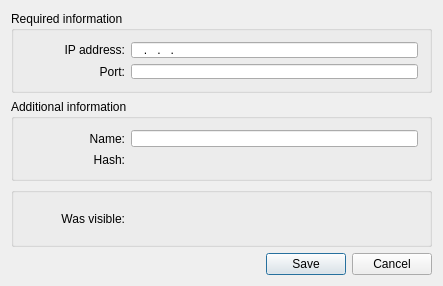
Above: src/add_friend.ui from qmule/qmule before the change. Below: the same form after it.
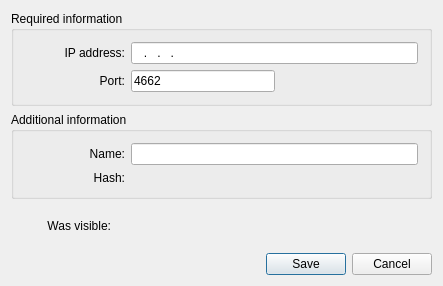
That is the form after the change. Icons and pictures are not drawn.

Commit message: Refactor add_friends dialog

The edit to the form file:
```diff
--- a/src/add_friend.ui
+++ b/src/add_friend.ui
@@ -35,42 +35,16 @@
    <iconset resource="Icons/emule/emule.qrc">
     <normaloff>:/emule/users/UserAdd.ico</normaloff>:/emule/users/UserAdd.ico</iconset>
   </property>
-  <layout class="QVBoxLayout" name="verticalLayout">
+  <layout class="QVBoxLayout" name="verticalLayout_3">
    <item>
-    <widget class="QGroupBox" name="groupBox">
+    <widget class="QGroupBox" name="groupBox_4">
      <property name="title">
       <string>Required information</string>
      </property>
-     <property name="flat">
-      <bool>false</bool>
-     </property>
-     <property name="checkable">
-      <bool>false</bool>
-     </property>
-     <layout class="QGridLayout" name="gridLayout">
-      <item row="1" column="0">
-       <widget class="QLabel" name="label_2">
-        <property name="minimumSize">
-         <size>
-          <width>100</width>
-          <height>0</height>
-         </size>
-        </property>
-        <property name="maximumSize">
-         <size>
-          <width>100</width>
-          <height>16777215</height>
-         </size>
-        </property>
-        <property name="text">
-         <string>Port:</string>
-        </property>
-        <property name="alignment">
-         <set>Qt::AlignRight|Qt::AlignTrailing|Qt::AlignVCenter</set>
-        </property>
-       </widget>
-      </item>
-      <item row="0" column="0">
+     <layout class="QVBoxLayout" name="verticalLayout">
+      <item>
+       <layout class="QHBoxLayout" name="horizontalLayout_2">
+        <item>
        <widget class="QLabel" name="label">
         <property name="minimumSize">
          <size>
@@ -92,7 +66,7 @@
         </property>
        </widget>
       </item>
-      <item row="0" column="2">
+        <item>
        <widget class="QLineEdit" name="editIP">
         <property name="sizePolicy">
          <sizepolicy hsizetype="Expanding" vsizetype="Preferred">
@@ -105,48 +79,84 @@
         </property>
        </widget>
       </item>
-      <item row="1" column="2">
+       </layout>
+      </item>
+      <item>
+       <layout class="QHBoxLayout" name="horizontalLayout_4">
+        <item>
+         <widget class="QLabel" name="label_2">
+          <property name="minimumSize">
+           <size>
+            <width>100</width>
+            <height>0</height>
+           </size>
+          </property>
+          <property name="maximumSize">
+           <size>
+            <width>100</width>
+            <height>16777215</height>
+           </size>
+          </property>
+          <property name="text">
+           <string>Port:</string>
+          </property>
+          <property name="alignment">
+           <set>Qt::AlignRight|Qt::AlignTrailing|Qt::AlignVCenter</set>
+          </property>
+         </widget>
+        </item>
+        <item>
        <widget class="QLineEdit" name="editPort">
+          <property name="enabled">
+           <bool>true</bool>
+          </property>
         <property name="sizePolicy">
          <sizepolicy hsizetype="Expanding" vsizetype="Preferred">
           <horstretch>0</horstretch>
           <verstretch>0</verstretch>
          </sizepolicy>
         </property>
-       </widget>
-      </item>
-     </layout>
+          <property name="minimumSize">
+           <size>
+            <width>0</width>
+            <height>18</height>
+           </size>
+          </property>
+          <property name="text">
+           <string>4662</string>
+          </property>
+          <property name="maxLength">
+           <number>6</number>
+          </property>
+         </widget>
+        </item>
+        <item>
+         <spacer name="horizontalSpacer">
+          <property name="orientation">
+           <enum>Qt::Horizontal</enum>
+          </property>
+          <property name="sizeHint" stdset="0">
+           <size>
+            <width>40</width>
+            <height>20</height>
+           </size>
+          </property>
+         </spacer>
+        </item>
+       </layout>
+      </item>
+     </layout>
     </widget>
    </item>
    <item>
-    <widget class="QGroupBox" name="groupBox_2">
+    <widget class="QGroupBox" name="groupBox">
      <property name="title">
       <string>Additional information</string>
      </property>
-     <layout class="QGridLayout" name="gridLayout_2">
-      <item row="1" column="0">
-       <widget class="QLabel" name="label_4">
-        <property name="minimumSize">
-         <size>
-          <width>100</width>
-          <height>0</height>
-         </size>
-        </property>
-        <property name="maximumSize">
-         <size>
-          <width>100</width>
-          <height>16777215</height>
-         </size>
-        </property>
-        <property name="text">
-         <string>Hash:</string>
-        </property>
-        <property name="alignment">
-         <set>Qt::AlignRight|Qt::AlignTrailing|Qt::AlignVCenter</set>
-        </property>
-       </widget>
-      </item>
-      <item row="0" column="0">
+     <layout class="QVBoxLayout" name="verticalLayout_2">
+      <item>
+       <layout class="QHBoxLayout" name="horizontalLayout_3">
+        <item>
        <widget class="QLabel" name="label_3">
         <property name="minimumSize">
          <size>
@@ -168,7 +178,7 @@
         </property>
        </widget>
       </item>
-      <item row="0" column="1">
+        <item>
        <widget class="QLineEdit" name="editName">
         <property name="sizePolicy">
          <sizepolicy hsizetype="Expanding" vsizetype="Preferred">
@@ -178,7 +188,33 @@
         </property>
        </widget>
       </item>
-      <item row="1" column="1">
+       </layout>
+      </item>
+      <item>
+       <layout class="QHBoxLayout" name="horizontalLayout_5">
+        <item>
+         <widget class="QLabel" name="label_4">
+          <property name="minimumSize">
+           <size>
+            <width>100</width>
+            <height>0</height>
+           </size>
+          </property>
+          <property name="maximumSize">
+           <size>
+            <width>100</width>
+            <height>16777215</height>
+           </size>
+          </property>
+          <property name="text">
+           <string>Hash:</string>
+          </property>
+          <property name="alignment">
+           <set>Qt::AlignRight|Qt::AlignTrailing|Qt::AlignVCenter</set>
+          </property>
+         </widget>
+        </item>
+        <item>
        <widget class="QLabel" name="userHash">
         <property name="text">
          <string/>
@@ -186,26 +222,12 @@
        </widget>
       </item>
      </layout>
+      </item>
+     </layout>
     </widget>
    </item>
    <item>
-    <widget class="QGroupBox" name="groupBox_3">
-     <property name="minimumSize">
-      <size>
-       <width>0</width>
-       <height>60</height>
-      </size>
-     </property>
-     <property name="maximumSize">
-      <size>
-       <width>16777215</width>
-       <height>60</height>
-      </size>
-     </property>
-     <property name="title">
-      <string/>
-     </property>
-     <layout class="QHBoxLayout" name="horizontalLayout">
+    <layout class="QHBoxLayout" name="horizontalLayout_6">
       <item>
        <widget class="QLabel" name="label_5">
         <property name="minimumSize">
@@ -242,7 +264,6 @@
        </widget>
       </item>
      </layout>
-    </widget>
    </item>
    <item>
     <widget class="QDialogButtonBox" name="buttonBox">
```
Lines whose indentation alone changed are shown as unchanged.
